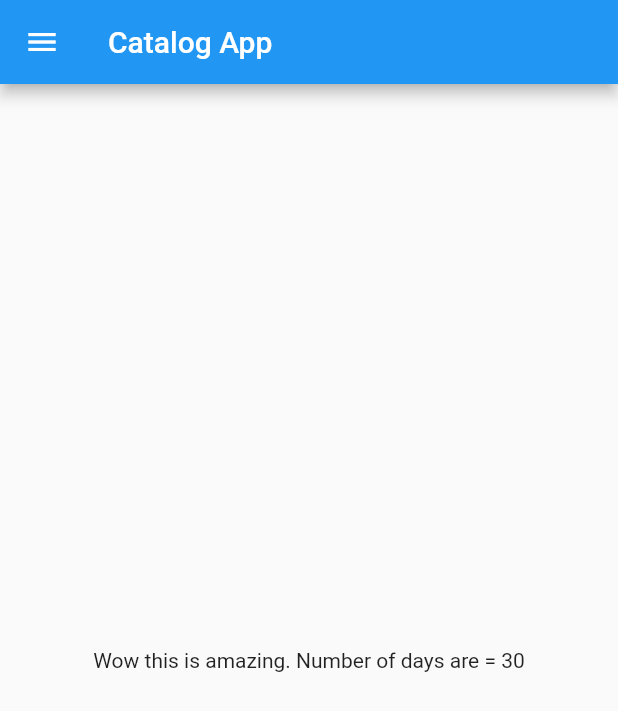
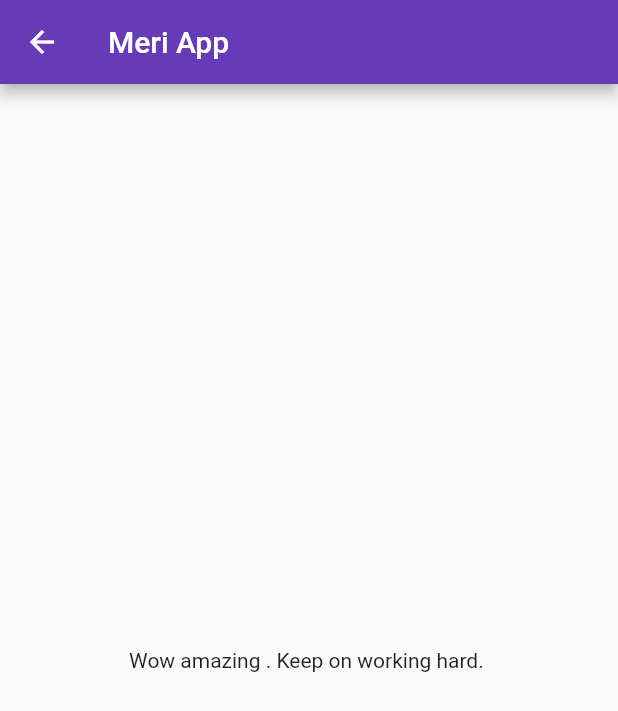
Before and after one commit to yuvrajinbhakti/Flutter-While-Learning-, a Flutter app: the screen it shows after launch, on a phone screen of 412 x 824 dp. Shown: the top 711 px of the screen. Run offline on Flutter 3.47's test engine with Material 2 defaults, Android fonts, the phone set to English and light mode, and no system bars.

Commit message:
Flutter Day3 Completed

```diff
--- a/lib/main.dart
+++ b/lib/main.dart
@@ -1,18 +1,35 @@
 import 'package:flutter/material.dart';
+import 'package:flutter_application_1_from_basic/pages/login_page.dart';
 
-import 'home_page.dart';
+import 'pages/home_page.dart';
 
 void main() {
   runApp(MyApp());
 }
 
 class MyApp extends StatelessWidget {
-
-
   @override
   Widget build(BuildContext context) {
     return MaterialApp(
-      home: HomePage(),
+      //  home: HomePage(),
+
+      //if we want to give property in light mode
+       themeMode:ThemeMode.light,
+       theme: ThemeData(primarySwatch: Colors.deepPurple),
+
+      //it is for dark mode
+      // home: HomePage(),
+      // themeMode: ThemeMode.dark,
+      // darkTheme: ThemeData(
+      //   brightness: Brightness.dark,
+      // ),
+
+      initialRoute: "/home",
+      routes: {
+        "/": (context) => LoginPage(),
+        "/home":(context)=> HomePage(),
+        "/login": (context) => LoginPage(),
+      },
     );
   }
 }
--- a/lib/home_page.dart
+++ b/lib/pages/home_page.dart
@@ -6,17 +6,15 @@ final int days = 30;
     final String name = "yuvraj";
   @override
   Widget build(BuildContext context) {
-
     return Scaffold(
       appBar: AppBar(
-        title: Text("Catalog App"),
+        title: Text("Meri App "),
       ),
       body: Center(
         child: Container(
-          child: Text("Wow this is amazing. Number of days are = $days"),
-        ),
-      ),
-      drawer: Drawer(),
+          child: Text("Wow amazing . Keep on working hard. "),
+        )
+    )
     );
   }
 }
```
Also changed, not shown: lib/pages/login_page.dart (added, +21 -0 lines).
